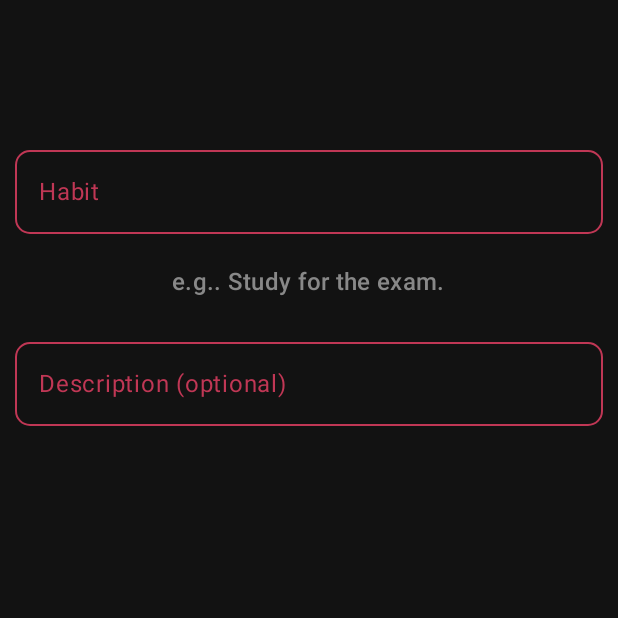
After one commit to aminakhtar5595/LoopWell, an Android app built with Jetpack Compose: the composable CreateHabitScreen called with empty values, on a phone screen of 412 x 824 dp, the top half of it. The commit adds this screen. Run offline under Robolectric (Android 15) with nearby library versions, the phone set to English and light mode, and no system bars.

Commit message:
Fixed habit flow

```diff
--- a/app/src/main/java/com/example/loopwell/ui/components/FloatingButton.kt
+++ b/app/src/main/java/com/example/loopwell/ui/components/FloatingButton.kt
@@ -62,7 +62,7 @@ fun FloatingButton(navController: NavController) {
         Icon(Icons.Filled.Add, "Add habit", modifier = Modifier.size(25.dp))
     }
 
-    BottomSheetExample(
+    CreateTaskHabitModal(
         showSheet = showSheet,
         sheetState = sheetState,
         onDismissRequest = { showSheet = false },
@@ -72,7 +72,7 @@ fun FloatingButton(navController: NavController) {
 
 @OptIn(ExperimentalMaterial3Api::class)
 @Composable
-fun BottomSheetExample(
+fun CreateTaskHabitModal(
     showSheet: Boolean,
     sheetState: SheetState,
     onDismissRequest: () -> Unit,
@@ -92,7 +92,7 @@ fun BottomSheetExample(
                     .fillMaxWidth()
                     .background(BackgroundColor)
             ) {
-                ModalInfo(icon = Icons.Outlined.Edit, title = "Habit", description = "Activity that repeats over time. It has detailed tracking and statistics.", navigate = { navController.navigate("habits") })
+                ModalInfo(icon = Icons.Outlined.Edit, title = "Habit", description = "Activity that repeats over time. It has detailed tracking and statistics.", navigate = { navController.navigate("habit_flow") })
                 ModalInfo(icon = Icons.Outlined.DateRange, title = "Recurring task", description = "Activity that repeats over time without tracking or statistics.", navigate = { navController.navigate("habits") })
                 ModalInfo(icon = Icons.Outlined.Settings, title = "Task", description = "Single instance activity without tracking over time.", navigate = { navController.navigate("create_task") })
             }
--- a/app/src/main/java/com/example/loopwell/ui/navigation/AppNavigation.kt
+++ b/app/src/main/java/com/example/loopwell/ui/navigation/AppNavigation.kt
@@ -9,7 +9,7 @@ import androidx.navigation.NavHostController
 import androidx.navigation.compose.NavHost
 import androidx.navigation.compose.composable
 import com.example.loopwell.ui.screens.categories.CategoriesScreen
-import com.example.loopwell.ui.screens.habit.CreateHabitFlow
+import com.example.loopwell.ui.screens.habit.HabitFlow
 import com.example.loopwell.ui.screens.habit.HabitsScreen
 import com.example.loopwell.ui.screens.splash.SplashScreen
 import com.example.loopwell.ui.screens.home.HomeScreen
@@ -28,7 +28,7 @@ fun AppNavigation(navController: NavHostController, modifier: Modifier = Modifie
         composable("category") { CategoriesScreen(navController) }
 
         composable("habits") { HabitsScreen(navController) }
-        composable("habit_flow") { CreateHabitFlow(navController) }
+        composable("habit_flow") { HabitFlow(navController) }
 
         composable("tasks") { TasksScreen(navController) }
         composable("create_task") { CreateTask(navController) }
--- a/app/src/main/java/com/example/loopwell/ui/screens/categories/CategoriesScreen.kt
+++ b/app/src/main/java/com/example/loopwell/ui/screens/categories/CategoriesScreen.kt
@@ -299,7 +299,7 @@ fun BottomSheetExample(
                 ModalInfo(icon = Icons.Outlined.Settings, title = "Category color")
                 Spacer(modifier = Modifier.height(10.dp))
                 Button(
-                    onClick = { },
+                    onClick = { onDismissRequest() },
                     modifier = Modifier
                         .fillMaxWidth(),
                     colors = ButtonDefaults.buttonColors(contentColor = Red, containerColor = Color.Transparent),
--- /dev/null
+++ b/app/src/main/java/com/example/loopwell/ui/screens/habit/CreateHabitScreen.kt
@@ -0,0 +1,147 @@
+package com.example.loopwell.ui.screens.habit
+
+import androidx.compose.foundation.background
+import androidx.compose.foundation.clickable
+import androidx.compose.foundation.layout.Arrangement
+import androidx.compose.foundation.layout.Column
+import androidx.compose.foundation.layout.Row
+import androidx.compose.foundation.layout.Spacer
+import androidx.compose.foundation.layout.fillMaxSize
+import androidx.compose.foundation.layout.fillMaxWidth
+import androidx.compose.foundation.layout.height
+import androidx.compose.foundation.layout.padding
+import androidx.compose.foundation.layout.size
+import androidx.compose.foundation.shape.RoundedCornerShape
+import androidx.compose.material3.MaterialTheme
+import androidx.compose.material3.OutlinedTextField
+import androidx.compose.material3.Text
+import androidx.compose.material3.TextFieldDefaults
+import androidx.compose.runtime.Composable
+import androidx.compose.runtime.getValue
+import androidx.compose.runtime.mutableStateOf
+import androidx.compose.runtime.remember
+import androidx.compose.runtime.setValue
+import androidx.compose.ui.Alignment
+import androidx.compose.ui.Modifier
+import androidx.compose.ui.graphics.Color
+import androidx.compose.ui.text.font.FontWeight
+import androidx.compose.ui.unit.dp
+import com.example.loopwell.R
+import com.example.loopwell.ui.components.PageIndicator
+import com.example.loopwell.ui.theme.BackgroundColor
+import com.example.loopwell.ui.theme.Red
+
+@Composable
+fun CreateHabitScreen(
+    title: String,
+    currentPage: Int,
+    totalPages: Int,
+    onNextClick: () -> Unit,
+    onSkipClick: () -> Unit,
+    leftLabel: String,
+    rightLabel: String
+) {
+    val categories = listOf(
+        "Quit a bad habit" to R.drawable.bad_habit_icon,
+        "Arts" to R.drawable.art_icon,
+        "Meditation" to R.drawable.meditation_icon,
+        "Study" to R.drawable.study_icon,
+        "Sports" to R.drawable.sports_icon,
+        "Entertainment" to R.drawable.entertainment_icon,
+        "Social" to R.drawable.social_icon,
+        "Finance" to R.drawable.finance_icon,
+        "Health" to R.drawable.health_icon,
+        "Work" to R.drawable.work_icon,
+        "Nutrition" to R.drawable.nutrition_icon,
+        "Home" to R.drawable.home_icon,
+        "Tasks" to R.drawable.task_icon,
+        "Outdoor" to R.drawable.outdoor_icon,
+        "Other" to R.drawable.other_icon,
+    )
+    var habitName by remember { mutableStateOf("") }
+
+    Column(
+        modifier = Modifier
+            .fillMaxSize()
+            .background(color = Color(0xFF121212))
+            .padding(horizontal = 10.dp),
+        verticalArrangement = Arrangement.SpaceBetween,
+        horizontalAlignment = Alignment.CenterHorizontally
+    ) {
+        Column(
+            modifier = Modifier.padding(top = 30.dp),
+            horizontalAlignment = Alignment.CenterHorizontally
+        ) {
+            Text(
+                text = title,
+                style = MaterialTheme.typography.headlineSmall.copy(
+                    color = Color(0xFFa21752),
+                    fontWeight = FontWeight.Bold,
+                )
+            )
+            Spacer(modifier = Modifier.height(30.dp))
+            OutlinedTextField(
+                value = habitName,
+                onValueChange = { habitName = it },
+                label = { Text("Habit") },
+                modifier = Modifier.fillMaxWidth(),
+                colors = TextFieldDefaults.colors(
+                    unfocusedContainerColor = BackgroundColor,
+                    unfocusedLabelColor = Red,
+                    unfocusedIndicatorColor = Red,
+                    focusedTextColor = Color.White,
+                    focusedContainerColor = BackgroundColor,
+                    focusedIndicatorColor = Red,
+                    focusedLabelColor = Red
+                ),
+                shape = RoundedCornerShape(10.dp),
+            )
+            Spacer(modifier = Modifier.size(20.dp))
+            Text(
+                text = "e.g.. Study for the exam.",
+                style = MaterialTheme.typography.titleMedium.copy(
+                    color = Color.Gray
+                )
+            )
+            Spacer(modifier = Modifier.size(20.dp))
+            OutlinedTextField(
+                value = habitName,
+                onValueChange = { habitName = it },
+                label = { Text("Description (optional)") },
+                modifier = Modifier.fillMaxWidth(),
+                colors = TextFieldDefaults.colors(
+                    unfocusedContainerColor = BackgroundColor,
+                    unfocusedLabelColor = Red,
+                    unfocusedIndicatorColor = Red,
+                    focusedTextColor = Color.White,
+                    focusedContainerColor = BackgroundColor,
+                    focusedIndicatorColor = Red,
+                    focusedLabelColor = Red
+                ),
+                shape = RoundedCornerShape(10.dp),
+            )
+        }
+
+        // Back and Next section
+        Row(
+            modifier = Modifier
+                .fillMaxWidth()
+                .padding(horizontal = 40.dp, vertical = 20.dp),
+            horizontalArrangement = Arrangement.SpaceBetween,
+            verticalAlignment = Alignment.CenterVertically
+        ) {
+            Text(
+                text = leftLabel,
+                style = MaterialTheme.typography.bodyMedium.copy(color = Color.White),
+                modifier = Modifier.clickable { onSkipClick() }
+            )
+            PageIndicator(currentPage = currentPage, totalPages = totalPages)
+
+            Text(
+                text = rightLabel,
+                style = MaterialTheme.typography.bodyMedium.copy(color = Color.White),
+                modifier = Modifier.clickable { onNextClick() }
+            )
+        }
+    }
+}
```
Also changed, not shown: app/src/main/java/com/example/loopwell/ui/screens/habit/CreateHabitFlow.kt (deleted, +0 -54 lines), app/src/main/java/com/example/loopwell/ui/screens/habit/HabitFlow.kt (added, +69 -0 lines), app/src/main/java/com/example/loopwell/ui/screens/habit/SelectCategoryScreen.kt (renamed from app/src/main/java/com/example/loopwell/ui/screens/habit/HabitFlowScreen.kt, +2 -61 lines).
